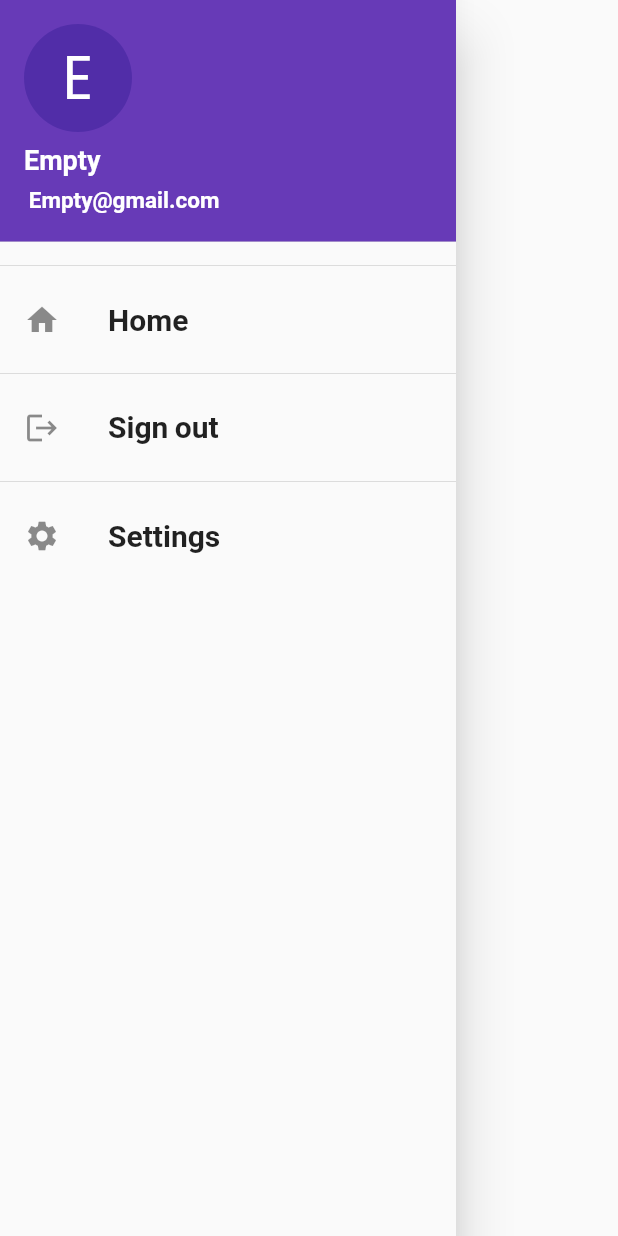
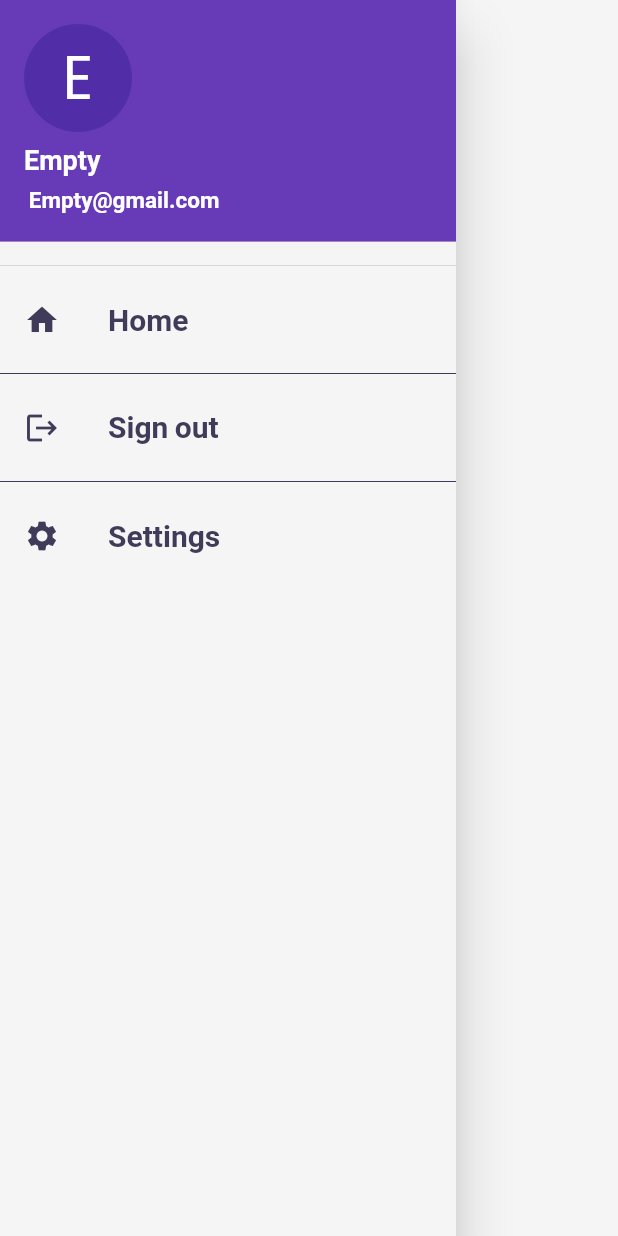
Before and after one commit to rajat7k/Gadgets-Flutter, a Flutter app: the HomeDrawer widget shown alone on an empty page, opened directly, on a phone screen of 412 x 824 dp. Run offline on Flutter 3.47's test engine with Material 2 defaults, Android fonts, the phone set to English and light mode, and no system bars; our stand-ins replace google_fonts, velocity_x; network calls fail; Roboto replaces fonts that are missing (Laila).

Commit message:
add dark theme and cart button

```diff
--- a/lib/main.dart
+++ b/lib/main.dart
@@ -1,4 +1,5 @@
 import 'package:flutter/material.dart';
+import 'package:pracise_app_2/pages/cart_page.dart';
 import 'package:pracise_app_2/pages/home_page.dart';
 import 'package:pracise_app_2/pages/login_page.dart';
 import 'package:pracise_app_2/utlis/routes.dart';
@@ -13,14 +14,15 @@ class MyApp extends StatelessWidget {
   Widget build(BuildContext context) {
     return MaterialApp(
       title: "Gadgets",
-      themeMode: ThemeMode.light,
+      themeMode: ThemeMode.system,
       theme: MyTheme.lightTheme(context),
       darkTheme: MyTheme.darkTheme(context),
       debugShowCheckedModeBanner: false,
       routes: {
-        "/": (context) => LoginPage(),
+        "/": (context) => HomePage(),
         MyRoutes.homeRoute: (context) => HomePage(),
         MyRoutes.loginRoute: (context) => LoginPage(),
+        MyRoutes.cartRoute: (context) => CartPage(),
       },
     );
   }
--- a/lib/utlis/routes.dart
+++ b/lib/utlis/routes.dart
@@ -3,4 +3,5 @@ class MyRoutes {
   static String homeRoute = "/home";
   static String username = "Empty";
   static String productDetailRoute = "/detail";
+  static String cartRoute = "/cart";
 }
--- a/lib/widgets/home_widgets/home_drawer.dart
+++ b/lib/widgets/home_widgets/home_drawer.dart
@@ -29,7 +29,10 @@ class HomeDrawer extends StatelessWidget {
               )),
           Divider(),
           ListTile(
-            leading: Icon(Icons.home),
+            leading: Icon(
+              Icons.home,
+              color: Theme.of(context).accentColor,
+            ),
             onTap: () {
               Navigator.pushNamed(context, MyRoutes.homeRoute);
             },
@@ -38,12 +41,18 @@ class HomeDrawer extends StatelessWidget {
               style: GoogleFonts.laila(
                 fontSize: 20,
                 fontWeight: FontWeight.bold,
+                color: Theme.of(context).accentColor,
               ),
             ),
           ),
-          Divider(),
+          Divider(
+            color: Theme.of(context).accentColor,
+          ),
           ListTile(
-            leading: new Icon(Icons.logout),
+            leading: new Icon(
+              Icons.logout,
+              color: Theme.of(context).accentColor,
+            ),
             onTap: () {
               Navigator.pushNamed(context, MyRoutes.loginRoute);
             },
@@ -52,17 +61,24 @@ class HomeDrawer extends StatelessWidget {
               style: GoogleFonts.laila(
                 fontSize: 20,
                 fontWeight: FontWeight.bold,
+                color: Theme.of(context).accentColor,
               ),
             ),
           ),
-          Divider(),
+          Divider(
+            color: Theme.of(context).accentColor,
+          ),
           ListTile(
-            leading: new Icon(Icons.settings),
+            leading: new Icon(
+              Icons.settings,
+              color: Theme.of(context).accentColor,
+            ),
             title: new Text(
               "Settings",
               style: GoogleFonts.laila(
                 fontSize: 20,
                 fontWeight: FontWeight.bold,
+                color: Theme.of(context).accentColor,
               ),
             ),
           ),
--- a/lib/widgets/home_widgets/home_header.dart
+++ b/lib/widgets/home_widgets/home_header.dart
@@ -1,5 +1,6 @@
 import 'package:flutter/material.dart';
 import 'package:google_fonts/google_fonts.dart';
+
 import 'package:velocity_x/velocity_x.dart';
 
 class HomeHeader extends StatelessWidget {
@@ -14,9 +15,10 @@ class HomeHeader extends StatelessWidget {
             style: GoogleFonts.gloriaHallelujah(
               fontSize: 40.0,
               fontWeight: FontWeight.bold,
+              color: Theme.of(context).accentColor,
             ),
           ),
-          "Trending Products".text.xl2.make()
+          "Trending Products".text.color(context.accentColor).xl2.make()
         ],
       ),
     );
--- a/lib/widgets/theme.dart
+++ b/lib/widgets/theme.dart
@@ -1,9 +1,14 @@
 import 'package:flutter/material.dart';
 import 'package:google_fonts/google_fonts.dart';
+import 'package:velocity_x/velocity_x.dart';
 
 class MyTheme {
   static ThemeData lightTheme(BuildContext context) => ThemeData(
       primarySwatch: Colors.deepPurple,
+      cardColor: Colors.white,
+      canvasColor: creamColor,
+      buttonColor: darkBluishColor,
+      accentColor: darkBluishColor,
       fontFamily: GoogleFonts.poppins().fontFamily,
       appBarTheme: AppBarTheme(
         color: Colors.white,
@@ -13,10 +18,23 @@ class MyTheme {
       ));
 
   static ThemeData darkTheme(BuildContext context) => ThemeData(
-        brightness: Brightness.dark,
-      );
+      brightness: Brightness.dark,
+      fontFamily: GoogleFonts.poppins().fontFamily,
+      cardColor: Colors.black,
+      canvasColor: darkcreamColor,
+      buttonColor: lightBluishColor,
+      accentColor: Colors.white,
+      appBarTheme: AppBarTheme(
+        color: Colors.black,
+        elevation: 0.0,
+        iconTheme: IconThemeData(color: Colors.black),
+        textTheme: Theme.of(context).textTheme,
+      ));
 
   //Colors
   static Color creamColor = Color(0xfff5f5f5);
+
+  static Color darkcreamColor = Vx.gray900;
   static Color darkBluishColor = Color(0xff403b58);
+  static Color lightBluishColor = Vx.indigo700;
 }
```
Also changed, not shown: lib/pages/cart_page.dart (added, +16 -0 lines), lib/pages/home_page.dart (+16 -6 lines), lib/pages/product_detail_page.dart (+23 -20 lines), lib/widgets/home_widgets/product_list.dart (+6 -5 lines).
